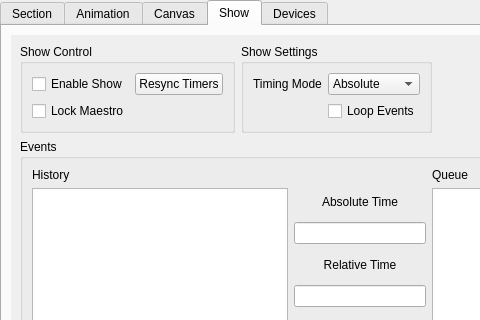
First picture: the form in src/widget/maestrocontrolwidget.ui, repository 8bitbuddhist/PixelMaestro-Studio, before the edit; both pictures show x 0 to 480 and y 0 to 320 of the 610 by 500 pixel window.
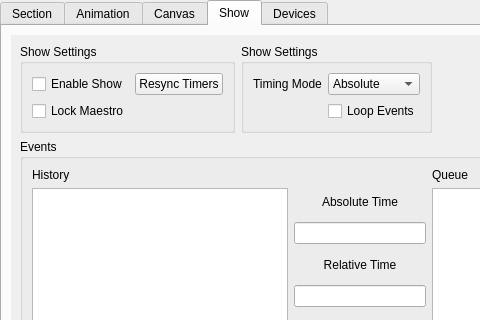
Second picture: the form after the edit. The open tabs and pages were chosen to show the change. Icons and pictures are not drawn.

What changed in the file:
```diff
--- a/src/widget/maestrocontrolwidget.ui
+++ b/src/widget/maestrocontrolwidget.ui
@@ -1526,7 +1526,7 @@
            <item row="1" column="0" alignment="Qt::AlignTop">
             <widget class="QGroupBox" name="groupBox">
              <property name="title">
-              <string>Show Control</string>
+              <string>Show Settings</string>
              </property>
              <layout class="QGridLayout" name="gridLayout_18">
               <item row="1" column="0">
```
